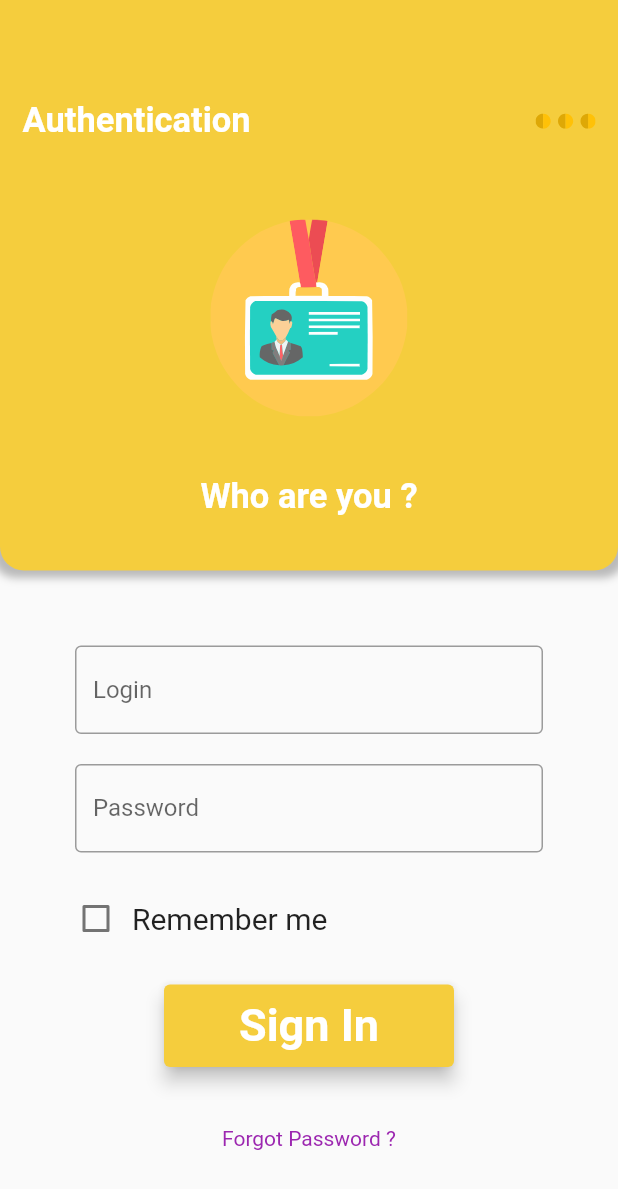
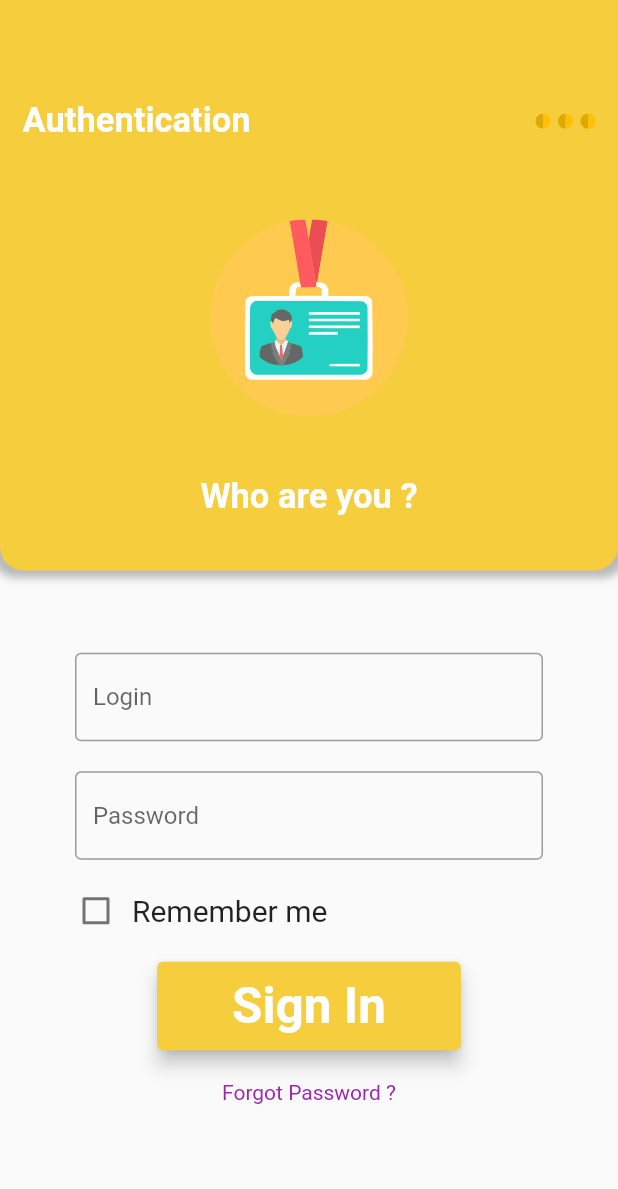
Before and after one commit to XPEHO/YAKI, a Flutter app: the screen it shows after launch, on a phone screen of 412 x 824 dp. Shown: the top 1189 px of the screen. Run offline on Flutter 3.47's test engine with Material 2 defaults, Android fonts, the phone set to English and light mode, and no system bars; our stand-ins replace easy_localization, flutter_riverpod, flutter_svg, go_router.

Commit message:
feat(authentication): make responsive with other device"

```diff
--- a/yaki_mobile/assets/translations/fr.json
+++ b/yaki_mobile/assets/translations/fr.json
@@ -6,6 +6,6 @@
   "inputPassword" : "Mot de passe",
   "hintPassword" : "Entrez votre mot de passe",
   "rememberMe" : "Se souvenir de moi",
-  "SignIn" : "Se connecter",
+  "signIn" : "Se connecter",
   "forgotPassword" : "Mot de passe oublié ?"
 }
--- a/yaki_mobile/lib/Authentification.dart
+++ b/yaki_mobile/lib/Authentification.dart
@@ -19,8 +19,11 @@ class _AuthentificationState extends State<Authentification> {
 
   bool isChecked = false;
 
+
   @override
   Widget build(BuildContext context) {
+
+    var size = MediaQuery.of(context).size;
 
     return Scaffold(
         body: Column(
@@ -38,10 +41,11 @@ class _AuthentificationState extends State<Authentification> {
                       flex: 7,
                       child: Form(
                           child: SingleChildScrollView(
+
                               child: Column(
                                 children: <Widget>[
                                   Padding(
-                                  padding: const EdgeInsets.only(top: 50, right: 50, left: 50),
+                                    padding: EdgeInsets.only(top: size.height/15, right: 50, left: 50),
                                     child: InputApp(
                                       inputText: tr('inputLogin'),
                                       inputHint: tr('hintLogin'),
@@ -57,7 +61,7 @@ class _AuthentificationState extends State<Authentification> {
                                     ),
                                   ),
                                   Padding(
-                                  padding: const EdgeInsets.only(left : 40, top: 20),
+                                    padding: const EdgeInsets.only(left : 40, top: 10),
                                     child: Row(
                                       children: [
                                         Checkbox(
@@ -79,11 +83,12 @@ class _AuthentificationState extends State<Authentification> {
                                     ),
                                   ),
                                   Padding(
-                                  padding: const EdgeInsets.only(top : 20),
-                                  child: ButtonApp(textButton: tr('signIn'),),
+                                    padding: const EdgeInsets.only(top : 10),
+                                    child: ButtonApp(textButton: tr('signIn')
+                                    ),
                                   ),
                                   Padding(
-                                  padding: const EdgeInsets.only(top: 40),
+                                    padding: const EdgeInsets.only(top: 20),
                                     child: Text(
                                       tr('forgotPassword'),
                                       style: const TextStyle(
--- a/yaki_mobile/lib/app.dart
+++ b/yaki_mobile/lib/app.dart
@@ -1,7 +1,6 @@
 import 'package:easy_localization/easy_localization.dart';
 import 'package:flutter/material.dart';
-import 'package:flutter/material.dart';
-import 'package:go_router/go_router.dart';
+import 'package:flutter_riverpod/flutter_riverpod.dart';
 
 import 'appRouter.dart';
 
@@ -12,7 +11,8 @@ class MyApp extends StatelessWidget {
   @override
   Widget build(BuildContext context) {
 
-    return MaterialApp.router(
+    return ProviderScope(
+      child: MaterialApp.router(
         locale: context.locale,
         supportedLocales: context.supportedLocales,
         localizationsDelegates: context.localizationDelegates,
@@ -21,6 +21,7 @@ class MyApp extends StatelessWidget {
           primarySwatch: Colors.blue,
         ),
         routerConfig: appRouter, // Referencing navigation router
+      ),
     );
 
   }
--- a/yaki_mobile/lib/presentation/ui/shared/views/ButtonApp.dart
+++ b/yaki_mobile/lib/presentation/ui/shared/views/ButtonApp.dart
@@ -23,13 +23,16 @@ class _ButtonAppState extends State<ButtonApp> {
 
   @override
   Widget build(BuildContext context) {
+
+    var size = MediaQuery.of(context).size;
+
     return ElevatedButton(
       style:ElevatedButton.styleFrom(
         elevation: 5,
         backgroundColor: HeaderColor.yellowApp,
-        textStyle: const TextStyle(
+        textStyle: TextStyle(
           color: Colors.black,
-          fontSize: 30,
+          fontSize: size.height/25,
           fontWeight: FontWeight.w600,
         ),
         padding: const EdgeInsets.only(
--- a/yaki_mobile/lib/presentation/ui/shared/views/InputApp.dart
+++ b/yaki_mobile/lib/presentation/ui/shared/views/InputApp.dart
@@ -29,18 +29,15 @@ class _InputAppState extends State<InputApp> {
 
   @override
   Widget build(BuildContext context) {
-    return TextFormField(
+    return TextField(
+      onSubmitted: (value) {
+        debugPrint(value);
+      },
       obscureText: widget.password,
       decoration: InputDecoration(
         hintText: widget.inputText,
         border: const OutlineInputBorder(),
       ),
-      validator: (String? value) {
-        if (value == null || value.isEmpty) {
-          return widget.inputHint;
-        }
-        return null;
-      },
     );
   }
 
```
Lines whose indentation alone changed are shown as unchanged.
